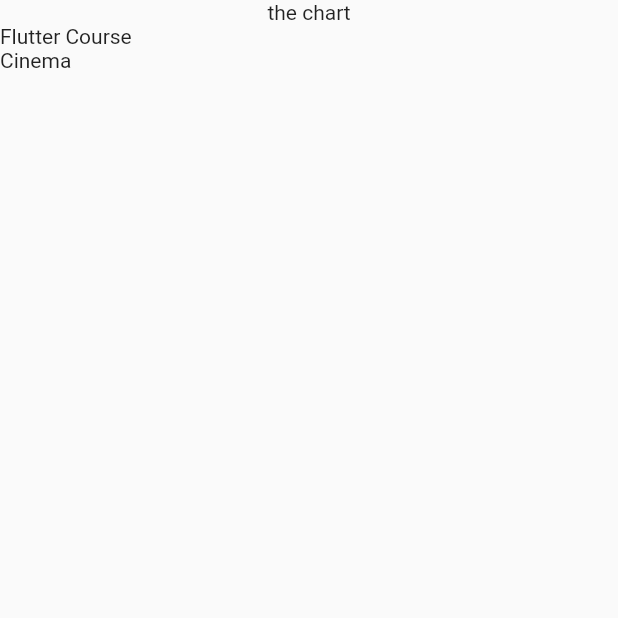
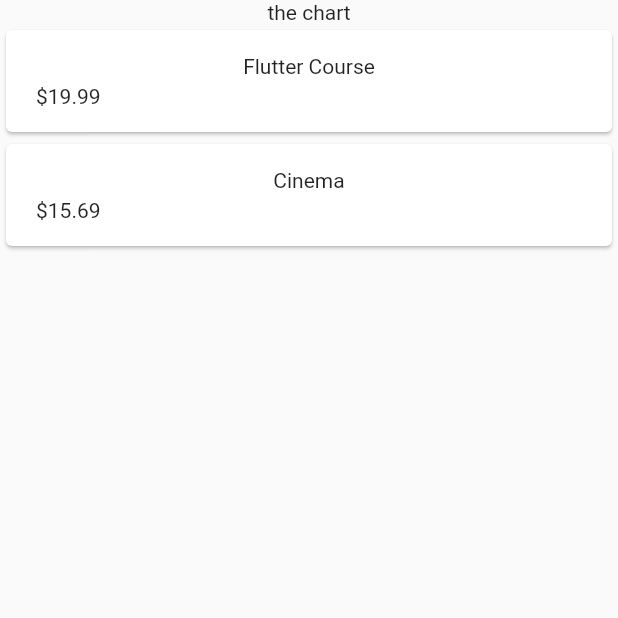
Before and after one commit to jakubit0/Expenses-Tracker, a Flutter app: the screen it shows after launch, on a phone screen of 412 x 824 dp, the top half of it. Run offline on Flutter 3.47's test engine with Material 2 defaults, Android fonts, the phone set to English and light mode, and no system bars.

Commit message:
updated project structure
updated project structure, created new classes, updated layout of main page

```diff
--- a/expenses_tracker/lib/main.dart
+++ b/expenses_tracker/lib/main.dart
@@ -1,4 +1,4 @@
-import 'package:expenses_tracker/expenses.dart';
+import 'package:expenses_tracker/widgets/expenses.dart';
 import 'package:flutter/material.dart';
 
 void main(){
--- a/expenses_tracker/lib/expenses.dart
+++ b/expenses_tracker/lib/widgets/expenses.dart
@@ -1,4 +1,4 @@
-import 'package:expenses_tracker/expenses_list.dart';
+import 'package:expenses_tracker/widgets/expenses_list/expenses_list.dart';
 import 'package:expenses_tracker/models/expense.dart';
 import 'package:flutter/material.dart';
 
--- /dev/null
+++ b/expenses_tracker/lib/widgets/expenses_list/expenses_item.dart
@@ -0,0 +1,27 @@
+import 'package:expenses_tracker/models/expense.dart';
+import 'package:flutter/material.dart';
+
+class ExpenseItem extends StatelessWidget {
+  const ExpenseItem(this.expense, {super.key});
+
+  final Expense expense;
+  @override
+  Widget build(BuildContext context) {
+    return Card(
+      child: Padding(
+        padding: const EdgeInsets.symmetric(horizontal: 20, vertical: 16),
+        child: Column(
+          children: [
+            Text(expense.title),
+            const SizedBox(height: 4),
+            Row(
+              children: [
+                Text('\$${expense.amount.toStringAsFixed(2)}'),
+              ],
+            )
+          ],
+        ),
+      ),
+    );
+  }
+}
--- a/expenses_tracker/lib/expenses_list.dart
+++ b/expenses_tracker/lib/widgets/expenses_list/expenses_list.dart
@@ -1,4 +1,5 @@
 import 'package:expenses_tracker/models/expense.dart';
+import 'package:expenses_tracker/widgets/expenses_list/expenses_item.dart';
 import 'package:flutter/material.dart';
 
 class ExpensesList extends StatelessWidget {
@@ -9,7 +10,7 @@ class ExpensesList extends StatelessWidget {
   Widget build(BuildContext context) {
     return ListView.builder(
         itemCount: expenses.length,
-        itemBuilder: (ctx, index) => Text(expenses[index].title),
+        itemBuilder: (ctx, index) => ExpenseItem(expenses[index]),
         );
   }
 }
```
